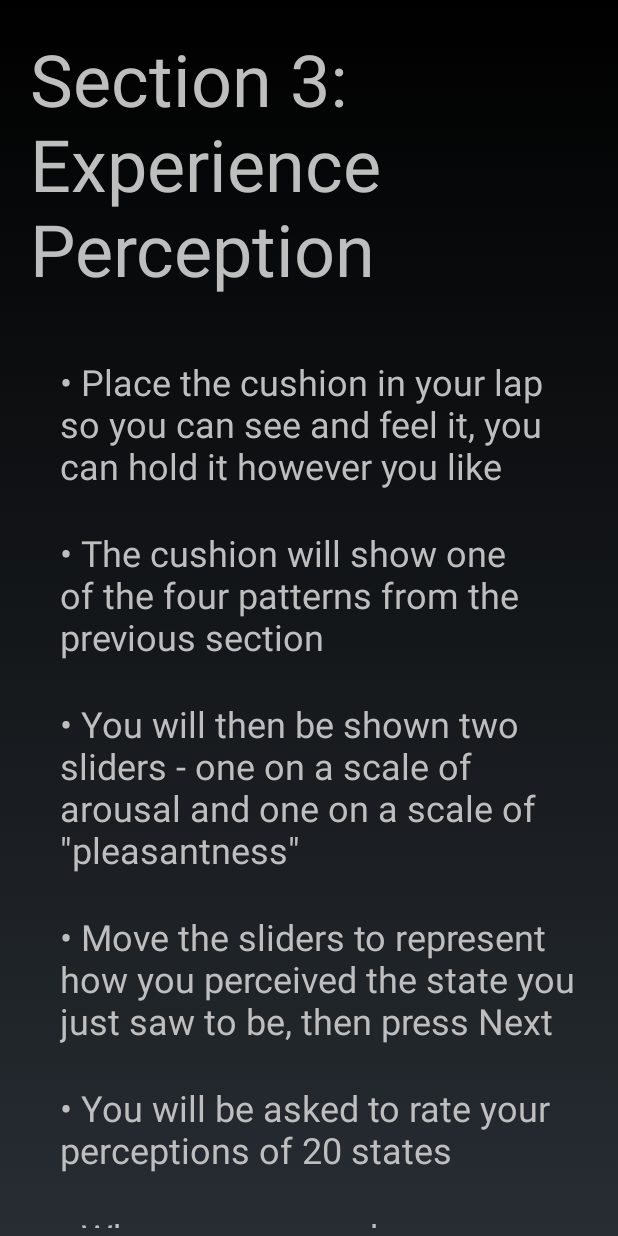
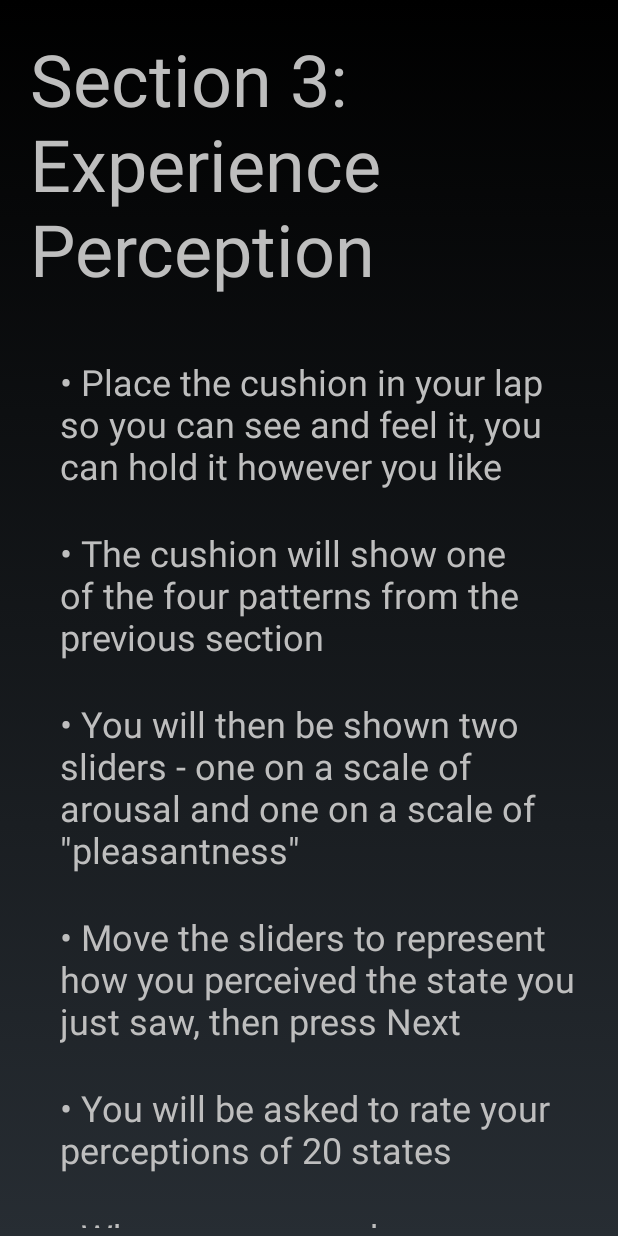
Before and after one commit to guytp/msc, an Android app: the layout activity_phase2_introduction.xml on its own in the app's theme, with its tools: preview values and no code run, on a phone screen of 412 x 824 dp. Run offline under Robolectric (Android 15) with nearby library versions, the phone set to English and light mode, and no system bars.

Commit message:
Minor typo fixes

```diff
--- a/Experiment/app/src/main/res/layout/activity_phase1_introduction.xml
+++ b/Experiment/app/src/main/res/layout/activity_phase1_introduction.xml
@@ -118,7 +118,7 @@
                 android:paddingLeft="40dp"
                 android:paddingRight="20dp"
                 android:paddingTop="20dp"
-                android:text="• After 10 states you will be given a break and then two more repetitions for 30 total states"
+                android:text="• After 10 states, you will be given a break and then two more repetitions for 30 total states"
                 android:textSize="24sp"
                 tools:layout_editor_absoluteX="0dp"
                 tools:layout_editor_absoluteY="0dp" />
--- a/Experiment/app/src/main/res/layout/activity_phase2_introduction.xml
+++ b/Experiment/app/src/main/res/layout/activity_phase2_introduction.xml
@@ -71,7 +71,7 @@
                 android:paddingLeft="40dp"
                 android:paddingRight="20dp"
                 android:paddingTop="20dp"
-                android:text="• Move the sliders to represent how you perceived the state you just saw to be, then press Next"
+                android:text="• Move the sliders to represent how you perceived the state you just saw, then press Next"
                 android:textSize="24sp"
                 tools:layout_editor_absoluteX="0dp"
                 tools:layout_editor_absoluteY="0dp" />
```
